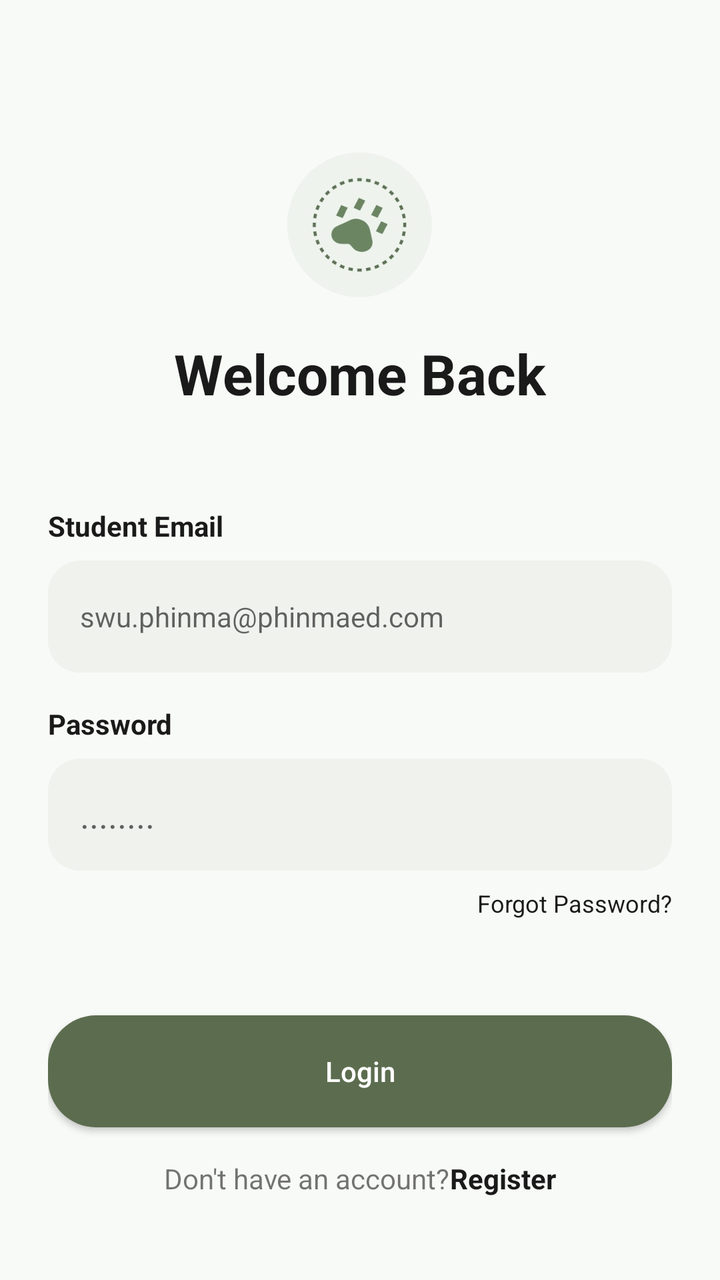
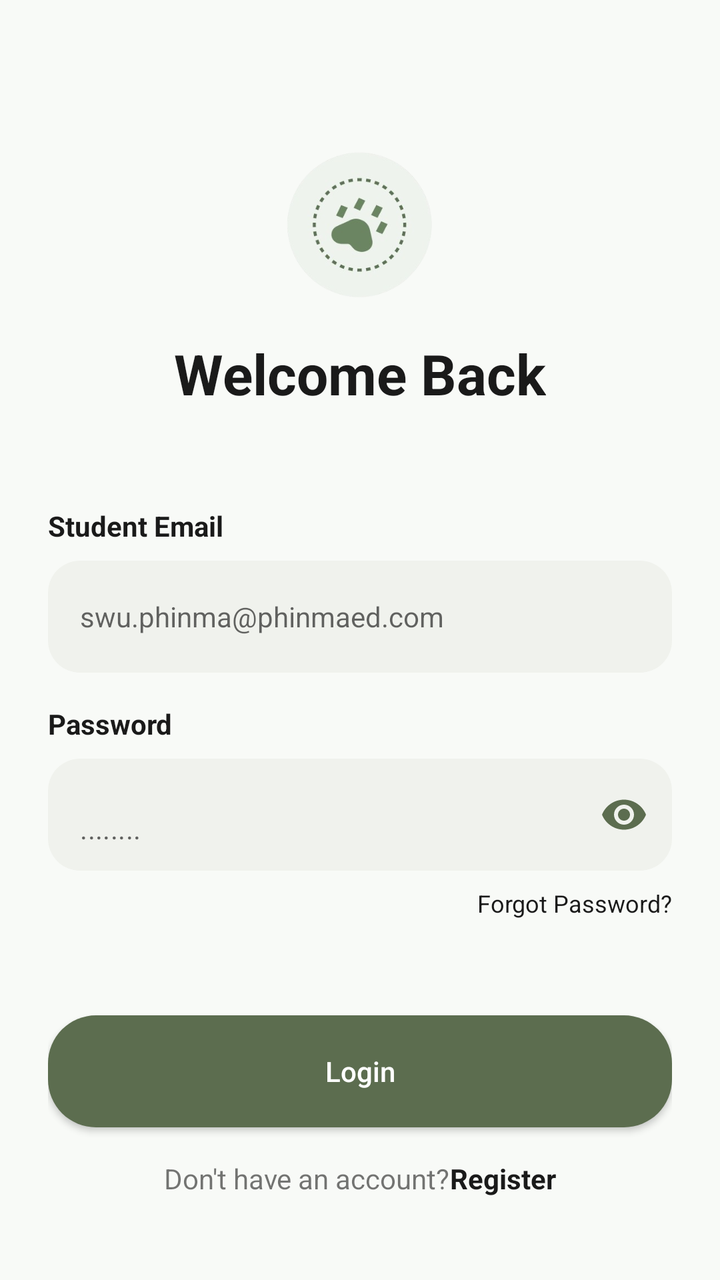

The first picture is an Android layout as it rendered before a commit; the second is the same layout after the commit. The layout source and the unified diff follow.
<!-- AndroidManifest.xml: application theme Theme.VETSCHED -->
<!-- res/layout/fragment_login.xml -->
<?xml version="1.0" encoding="utf-8"?>
<androidx.constraintlayout.widget.ConstraintLayout xmlns:android="http://schemas.android.com/apk/res/android"
    xmlns:app="http://schemas.android.com/apk/res-auto"
    android:layout_width="match_parent"
    android:layout_height="match_parent"
    android:background="@color/vetsched_background"
    android:padding="24dp">

    
    <ImageView
        android:id="@+id/logoImage"
        android:layout_width="80dp"
        android:layout_height="80dp"
        android:layout_marginTop="48dp"
        android:src="@drawable/ic_vetsched_logo"
        app:layout_constraintEnd_toEndOf="parent"
        app:layout_constraintStart_toStartOf="parent"
        app:layout_constraintTop_toTopOf="parent" />

    <TextView
        android:id="@+id/welcomeText"
        android:layout_width="wrap_content"
        android:layout_height="wrap_content"
        android:layout_marginTop="16dp"
        android:text="@string/welcome_back"
        android:textColor="@color/vetsched_text_primary"
        android:textSize="28sp"
        android:textStyle="bold"
        app:layout_constraintEnd_toEndOf="parent"
        app:layout_constraintStart_toStartOf="parent"
        app:layout_constraintTop_toBottomOf="@+id/logoImage" />

    
    <TextView
        android:id="@+id/labelEmail"
        android:layout_width="wrap_content"
        android:layout_height="wrap_content"
        android:layout_marginTop="48dp"
        android:text="@string/student_email"
        android:textColor="@color/vetsched_text_primary"
        android:textStyle="bold"
        app:layout_constraintStart_toStartOf="parent"
        app:layout_constraintTop_toBottomOf="@+id/welcomeText" />

    <EditText
        android:id="@+id/etEmail"
        android:layout_width="0dp"
        android:layout_height="56dp"
        android:layout_marginTop="8dp"
        android:background="@drawable/bg_field_rounded"
        android:hint="@string/email_hint"
        android:inputType="textEmailAddress"
        android:paddingHorizontal="16dp"
        android:textSize="14sp"
        app:layout_constraintEnd_toEndOf="parent"
        app:layout_constraintHorizontal_bias="0.0"
        app:layout_constraintStart_toStartOf="parent"
        app:layout_constraintTop_toBottomOf="@+id/labelEmail" />

    <TextView
        android:id="@+id/labelPassword"
        android:layout_width="wrap_content"
        android:layout_height="wrap_content"
        android:layout_marginTop="16dp"
        android:text="@string/password"
        android:textColor="@color/vetsched_text_primary"
        android:textStyle="bold"
        app:layout_constraintStart_toStartOf="parent"
        app:layout_constraintTop_toBottomOf="@+id/etEmail" />

    <EditText
        android:id="@+id/etPassword"
        android:layout_width="0dp"
        android:layout_height="56dp"
        android:layout_marginTop="8dp"
        android:background="@drawable/bg_field_rounded"
        android:hint="@string/password_hint"
        android:inputType="textPassword"
        android:paddingHorizontal="16dp"
        app:layout_constraintEnd_toEndOf="parent"
        app:layout_constraintStart_toStartOf="parent"
        app:layout_constraintTop_toBottomOf="@+id/labelPassword" />

    <TextView
        android:id="@+id/tvForgotPassword"
        android:layout_width="wrap_content"
        android:layout_height="wrap_content"
        android:layout_marginTop="8dp"
        android:text="@string/forgot_password"
        android:textColor="@color/vetsched_text_primary"
        android:textSize="12sp"
        app:layout_constraintEnd_toEndOf="parent"
        app:layout_constraintTop_toBottomOf="@+id/etPassword" />

    
    <Button
        android:id="@+id/btnLogin"
        android:layout_width="0dp"
        android:layout_height="56dp"
        android:layout_marginTop="48dp"
        android:background="@drawable/bg_button_rounded"
        android:text="@string/login"
        android:textAllCaps="false"
        android:textColor="@color/white"
        app:backgroundTint="@null"
        app:layout_constraintEnd_toEndOf="parent"
        app:layout_constraintStart_toStartOf="parent"
        app:layout_constraintTop_toBottomOf="@+id/tvForgotPassword" />

    
    <LinearLayout
        android:layout_width="wrap_content"
        android:layout_height="wrap_content"
        android:layout_marginTop="16dp"
        android:orientation="horizontal"
        app:layout_constraintEnd_toEndOf="parent"
        app:layout_constraintStart_toStartOf="parent"
        app:layout_constraintTop_toBottomOf="@+id/btnLogin">

        <TextView
            android:layout_width="wrap_content"
            android:layout_height="wrap_content"
            android:text="@string/dont_have_account"
            android:textSize="14sp" />

        <TextView
            android:id="@+id/tvRegister"
            android:layout_width="wrap_content"
            android:layout_height="wrap_content"
            android:text="@string/register"
            android:textColor="@color/vetsched_text_primary"
            android:textStyle="bold" />
    </LinearLayout>

</androidx.constraintlayout.widget.ConstraintLayout>
<!-- resources referenced by this layout -->
<resources>
  <color name="vetsched_background">#F8FAF7</color>
  <color name="vetsched_text_primary">#1A1A1A</color>
  <color name="white">#FFFFFFFF</color>
  <!-- drawable bg_button_rounded (drawable) -->
  <?xml version="1.0" encoding="utf-8"?>
  <shape xmlns:android="http://schemas.android.com/apk/res/android">
      <solid android:color="@color/vetsched_primary" />
      <corners android:radius="24dp" />
  </shape>
  <!-- drawable bg_field_rounded (drawable) -->
  <?xml version="1.0" encoding="utf-8"?>
  <shape xmlns:android="http://schemas.android.com/apk/res/android">
      <solid android:color="@color/vetsched_field_bg" />
      <corners android:radius="16dp" />
  </shape>
  <!-- drawable ic_vetsched_logo: png bitmap (drawable, 54211 bytes) -->
  <string name="dont_have_account">Don\'t have an account? </string>
  <string name="email_hint">swu.phinma@phinmaed.com</string>
  <string name="forgot_password">Forgot Password?</string>
  <string name="login">Login</string>
  <string name="password">Password</string>
  <string name="password_hint">........</string>
  <string name="register">Register</string>
  <string name="student_email">Student Email</string>
  <string name="welcome_back">Welcome Back</string>
  <style name="Theme.VETSCHED" parent="Theme.MaterialComponents.Light.NoActionBar">
          <item name="colorPrimary">@color/vetsched_primary</item>
          <item name="android:statusBarColor">@color/vetsched_background</item>
          <item name="android:windowLightStatusBar">true</item>
      </style>
  <color name="vetsched_primary">#5C6D4F</color>
  <color name="vetsched_field_bg">#F0F2ED</color>
</resources>

<!-- the commit's change to res/layout/fragment_login.xml (unified diff, before → after) -->
@@ -68,18 +68,29 @@
         app:layout_constraintStart_toStartOf="parent"
         app:layout_constraintTop_toBottomOf="@+id/etEmail" />
 
-    <EditText
-        android:id="@+id/etPassword"
+    <com.google.android.material.textfield.TextInputLayout
+        android:id="@+id/tilPassword"
         android:layout_width="0dp"
-        android:layout_height="56dp"
+        android:layout_height="wrap_content"
         android:layout_marginTop="8dp"
-        android:background="@drawable/bg_field_rounded"
-        android:hint="@string/password_hint"
-        android:inputType="textPassword"
-        android:paddingHorizontal="16dp"
+        app:boxBackgroundMode="none"
+        app:hintEnabled="false"
+        app:passwordToggleEnabled="true"
+        app:passwordToggleTint="@color/vetsched_primary"
         app:layout_constraintEnd_toEndOf="parent"
         app:layout_constraintStart_toStartOf="parent"
-        app:layout_constraintTop_toBottomOf="@+id/labelPassword" />
+        app:layout_constraintTop_toBottomOf="@+id/labelPassword">
+
+        <com.google.android.material.textfield.TextInputEditText
+            android:id="@+id/etPassword"
+            android:layout_width="match_parent"
+            android:layout_height="56dp"
+            android:background="@drawable/bg_field_rounded"
+            android:hint="@string/password_hint"
+            android:inputType="textPassword"
+            android:paddingHorizontal="16dp"
+            android:textSize="14sp" />
+    </com.google.android.material.textfield.TextInputLayout>
 
     <TextView
         android:id="@+id/tvForgotPassword"
@@ -90,7 +101,7 @@
         android:textColor="@color/vetsched_text_primary"
         android:textSize="12sp"
         app:layout_constraintEnd_toEndOf="parent"
-        app:layout_constraintTop_toBottomOf="@+id/etPassword" />
+        app:layout_constraintTop_toBottomOf="@+id/tilPassword" />
 
     
     <Button
<!-- resource entries referenced after the edit -->
@@ -1,6 +1,7 @@
 <!-- resources referenced by this layout -->
 <resources>
   <color name="vetsched_background">#F8FAF7</color>
+  <color name="vetsched_primary">#5C6D4F</color>
   <color name="vetsched_text_primary">#1A1A1A</color>
   <color name="white">#FFFFFFFF</color>
   <!-- drawable bg_button_rounded (drawable) -->
@@ -30,7 +31,6 @@
           <item name="android:statusBarColor">@color/vetsched_background</item>
           <item name="android:windowLightStatusBar">true</item>
       </style>
-  <color name="vetsched_primary">#5C6D4F</color>
   <color name="vetsched_field_bg">#F0F2ED</color>
 </resources>
 
